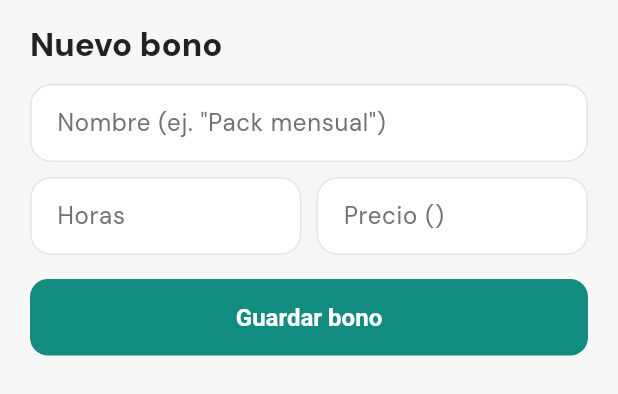
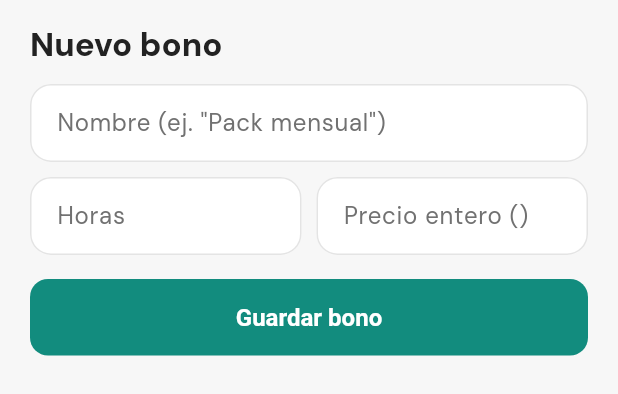
Before and after one commit to dcalagua/canchas-app-lima, a Flutter app: the _FormBono widget shown alone on an empty page, opened directly with empty values, after a tap on "Guardar bono", on a phone screen of 412 x 824 dp. Shown: the top 394 px of the screen. Run offline on Flutter 3.47's test engine with Material 3 defaults, Android fonts, the phone set to English and light mode, and no system bars; our stand-ins replace audioplayers, cached_network_image, file_picker, firebase_core, firebase_messaging, flutter_cache_manager and 19 more; missing offline and left inert: flutter_callkit_incoming, flutter_webrtc, google_mlkit_text_recognition, record; accounts and stored records are empty.

Commit message:
fix(bonos): precio en montos enteros (consistencia multi-moneda PE/BO/EC)
El cobro (Culqi/Libélula) es en montos enteros de la moneda local. Se redondea
el precio del bono al crearlo para que precio = cobro = venta registrada sea
idéntico en soles, bolivianos y dólares (sin descuadre por centavos).

```diff
--- a/lib/screens/bonos_dueno_screen.dart
+++ b/lib/screens/bonos_dueno_screen.dart
@@ -200,7 +200,12 @@ class _FormBonoState extends State<_FormBono> {
 
   Future<void> _guardar() async {
     final horas = int.tryParse(_horas.text.trim()) ?? 0;
-    final precio = double.tryParse(_precio.text.trim().replaceAll(',', '.')) ?? 0;
+    // El cobro (Culqi/Libélula) se hace en montos ENTEROS de la moneda local
+    // (S/, Bs, $). Redondeamos aquí para que precio = cobro = venta registrada
+    // sea idéntico en Perú, Bolivia y Ecuador (sin descuadres por centavos).
+    final precio =
+        (double.tryParse(_precio.text.trim().replaceAll(',', '.')) ?? 0)
+            .roundToDouble();
     if (horas <= 0 || precio <= 0) {
       ScaffoldMessenger.of(context).showSnackBar(const SnackBar(
           content: Text('Pon una cantidad de horas y un precio válidos.')));
@@ -266,7 +271,8 @@ class _FormBonoState extends State<_FormBono> {
                   controller: _precio,
                   keyboardType:
                       const TextInputType.numberWithOptions(decimal: true),
-                  decoration: _dec(context, 'Precio (${widget.moneda})'),
+                  decoration:
+                      _dec(context, 'Precio entero (${widget.moneda})'),
                 ),
               ),
             ],
```
